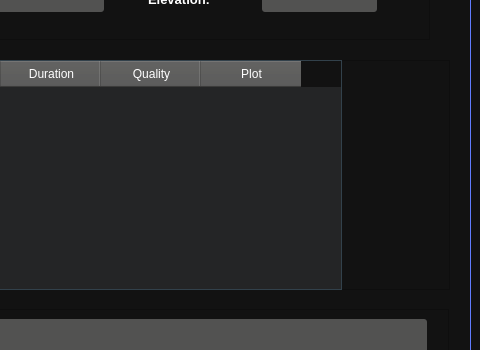
First picture: the form in PythonQt/uiFile/mainwindow.ui, repository JamesOstrowski21/Senior_Design-, before the edit; both pictures show x 720 to 1200 and y 165 to 515 of the 1200 by 750 pixel window.
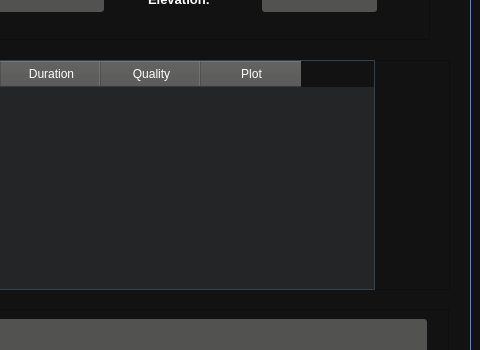
Second picture: the form after the edit. Icons and pictures are not drawn.

Diff of the .ui file:
```diff
--- a/PythonQt/uiFile/mainwindow.ui
+++ b/PythonQt/uiFile/mainwindow.ui
@@ -2121,19 +2121,19 @@
             <rect>
              <x>140</x>
              <y>0</y>
-             <width>642</width>
+             <width>675</width>
              <height>230</height>
             </rect>
            </property>
            <property name="minimumSize">
             <size>
-             <width>642</width>
+             <width>675</width>
              <height>230</height>
             </size>
            </property>
            <property name="maximumSize">
             <size>
-             <width>620</width>
+             <width>675</width>
              <height>230</height>
             </size>
            </property>
```
Left out of the diff: 8 changed lines with no effect on the pictures.
